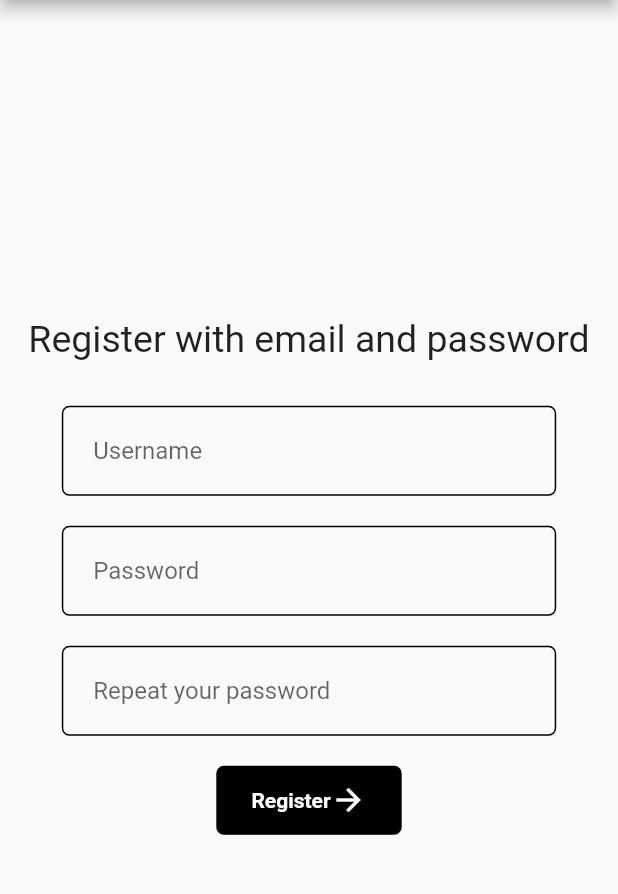
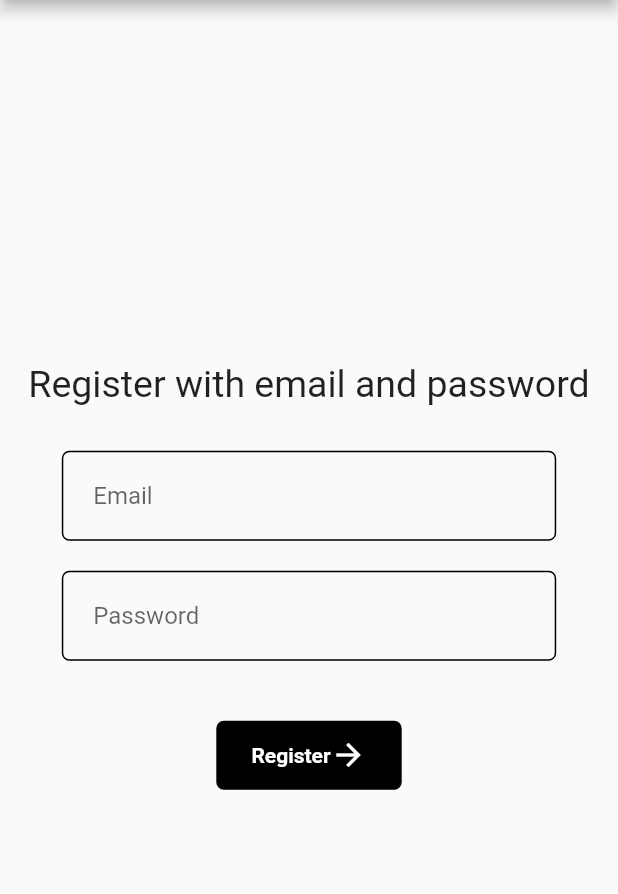
Before and after one commit to matithemati/tcp_knowledge_sharing, a Flutter app: the RegisterScreen screen opened directly, on a phone screen of 412 x 824 dp, the part 84-978 px from its top. Run offline on Flutter 3.47's test engine with Material 2 defaults, Android fonts, the phone set to English and light mode, and no system bars; our stand-ins replace cloud_firestore, firebase_auth, firebase_core, flutter_spinkit, flutter_svg, google_sign_in; accounts and stored records are empty; network calls fail.

Commit message:
complete app

```diff
--- a/lib/main.dart
+++ b/lib/main.dart
@@ -1,7 +1,10 @@
+import 'package:firebase_core/firebase_core.dart';
 import 'package:flutter/material.dart';
 import 'package:tcp_knowledge_sharing/screens/loginSelect.screen.dart';
 
-void main() {
+void main() async {
+  WidgetsFlutterBinding.ensureInitialized();
+  await Firebase.initializeApp();
   runApp(MyApp());
 }
 
--- a/lib/models/user.model.dart
+++ /dev/null
@@ -1,3 +0,0 @@
-class User {
-
-}
--- /dev/null
+++ b/lib/models/userData.model.dart
@@ -0,0 +1,23 @@
+import 'package:cloud_firestore/cloud_firestore.dart';
+
+class UserData {
+  final String uid;
+  final String email;
+  final Timestamp registerDate;
+  final bool isAdmin;
+
+  UserData(
+      {required this.uid,
+      required this.email,
+      required this.registerDate,
+      required this.isAdmin});
+
+  Map<String, dynamic> toMap() {
+    return {
+      'uid': uid,
+      'email': email,
+      'registerDate': registerDate,
+      'isAdmin': isAdmin,
+    };
+  }
+}
--- a/lib/screens/register.screen.dart
+++ b/lib/screens/register.screen.dart
@@ -1,6 +1,8 @@
 import 'package:flutter/material.dart';
 import 'package:tcp_knowledge_sharing/components/buildAppBar.component.dart';
+import 'package:tcp_knowledge_sharing/screens/loading.screen.dart';
 import 'package:tcp_knowledge_sharing/screens/loggedIn.screen.dart';
+import 'package:tcp_knowledge_sharing/services/auth.service.dart';
 
 class RegisterScreen extends StatefulWidget {
   @override
@@ -8,16 +10,21 @@ class RegisterScreen extends StatefulWidget {
 }
 
 class _RegisterScreenState extends State<RegisterScreen> {
-  String username = "";
+  String email = "";
   String password = "";
   String passwordRepeat = "";
+
+  bool error = false;
+  bool isLoading = false;
 
   @override
   Widget build(BuildContext context) {
     return Scaffold(
       appBar: buildAppBar(),
       body: SafeArea(
-        child: Container(
+        child: isLoading
+            ? LoadingScreen()
+            : Container(
                 width: double.infinity,
                 child: Column(
                   crossAxisAlignment: CrossAxisAlignment.center,
@@ -42,10 +49,10 @@ class _RegisterScreenState extends State<RegisterScreen> {
                           borderRadius: BorderRadius.circular(5)),
                       width: MediaQuery.of(context).size.width * 0.8,
                       child: TextField(
-                  onChanged: (val) => username = val,
+                        onChanged: (val) => email = val,
                         obscureText: false,
                         decoration: InputDecoration(
-                      border: InputBorder.none, hintText: "Username"),
+                            border: InputBorder.none, hintText: "Email"),
                       ),
                     ),
                     SizedBox(
@@ -70,21 +77,11 @@ class _RegisterScreenState extends State<RegisterScreen> {
                     SizedBox(
                       height: 20,
                     ),
-              Container(
-                padding: EdgeInsets.only(left: 20, top: 5, bottom: 5),
-                decoration: BoxDecoration(
-                    border: Border.all(
-                        color: Colors.black,
-                        width: 1,
-                        style: BorderStyle.solid),
-                    borderRadius: BorderRadius.circular(5)),
-                width: MediaQuery.of(context).size.width * 0.8,
-                child: TextField(
-                  onChanged: (val) => passwordRepeat = val,
-                  obscureText: true,
-                  decoration: InputDecoration(
-                      border: InputBorder.none,
-                      hintText: "Repeat your password"),
+                    if (this.error)
+                      Text(
+                        "Error occurred while trying to register.",
+                        style: TextStyle(
+                          color: Colors.red,
                         ),
                       ),
                     SizedBox(
@@ -93,11 +90,26 @@ class _RegisterScreenState extends State<RegisterScreen> {
                     GestureDetector(
                       onTap: () {},
                       child: GestureDetector(
-                  onTap: () {
+                        onTap: () async {
+                          setState(() {
+                            this.isLoading = true;
+                          });
+
+                          bool result = await AuthService()
+                              .signUpWithEmailAndPassword(email, password);
+                          if (result) {
                             Navigator.of(context).pushAndRemoveUntil(
-                      MaterialPageRoute(builder: (context) => LoggedInScreen()),
+                              MaterialPageRoute(
+                                builder: (context) => LoggedInScreen(),
+                              ),
                               (Route<dynamic> route) => false,
                             );
+                          } else {
+                            setState(() {
+                              this.isLoading = false;
+                              this.error = true;
+                            });
+                          }
                         },
                         child: Container(
                           padding: EdgeInsets.only(top: 10, bottom: 10),
@@ -117,7 +129,8 @@ class _RegisterScreenState extends State<RegisterScreen> {
                               Text(
                                 "Register",
                                 style: TextStyle(
-                              color: Colors.white, fontWeight: FontWeight.bold),
+                                    color: Colors.white,
+                                    fontWeight: FontWeight.bold),
                                 textAlign: TextAlign.center,
                               ),
                               Icon(
--- a/pubspec.yaml
+++ b/pubspec.yaml
@@ -18,8 +18,9 @@ dependencies:
 
   # Firebase
   firebase_core: ^1.2.0
-  firebase_auth: ^1.2.0
+  firebase_auth: ^1.3.0
   cloud_firestore: ^2.2.0
+  google_sign_in: ^5.0.4
 
 dev_dependencies:
   flutter_test:
```
Also changed, not shown: lib/screens/emailAndPassword.screen.dart (+40 -13 lines), lib/screens/loggedIn.screen.dart (+53 -5 lines), lib/screens/loginSelect.screen.dart (+11 -3 lines), lib/services/auth.service.dart (+83 -0 lines), pubspec.lock, 2 other files. Lines whose indentation alone changed are shown as unchanged.
